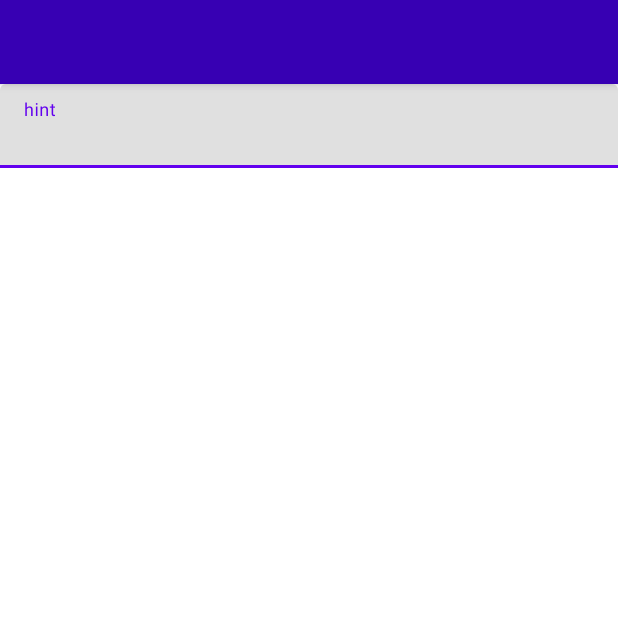
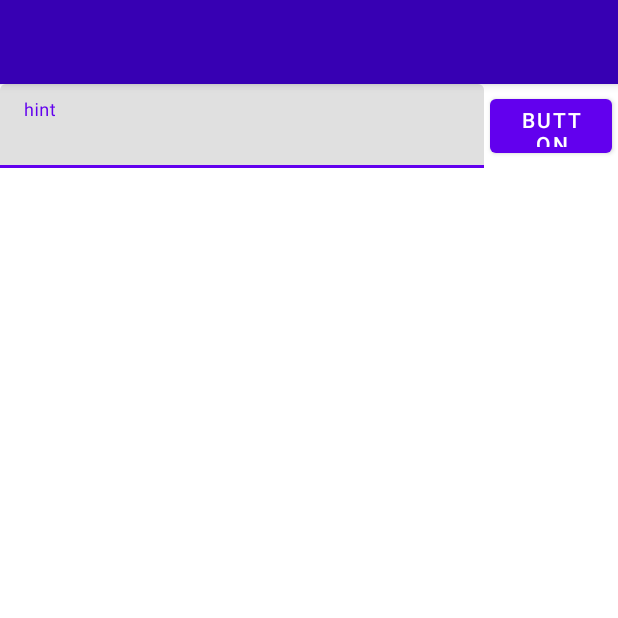
Before and after one commit to spectrumIG/redditimageiquii, an Android app: the screen it shows after launch (MainActivity), on a phone screen of 412 x 824 dp, the top half of it. Run offline under Robolectric (Android 15) with nearby library versions, the phone set to English and light mode, and no system bars; our stand-ins replace Dagger/Hilt's generated code, Timber; libraries missing offline, so code that uses them is left out: androidx.hilt.lifecycle.

Commit message:
Fix missing permission. Refactor layout

```diff
--- a/app/src/main/AndroidManifest.xml
+++ b/app/src/main/AndroidManifest.xml
@@ -2,7 +2,7 @@
 <manifest xmlns:android="http://schemas.android.com/apk/res/android"
     xmlns:tools="http://schemas.android.com/tools"
     package="it.iquii.test.reddit">
-
+<uses-permission android:name="android.permission.INTERNET" />
     <application
         android:allowBackup="true"
         android:name=".IquiiTestApplication"
--- a/app/src/main/res/layout/photo_grid_fragment.xml
+++ b/app/src/main/res/layout/photo_grid_fragment.xml
@@ -7,9 +7,10 @@
     android:layout_height="match_parent"
     tools:context=".photogrid.PhotoGridFragment"
     >
-    <FrameLayout
+    <LinearLayout
         android:id="@+id/search_container"
         android:layout_width="match_parent"
+        android:orientation="horizontal"
         android:layout_height="wrap_content"
         app:layout_constraintEnd_toEndOf="parent"
         app:layout_constraintStart_toStartOf="parent"
@@ -20,8 +21,9 @@
 
         <com.google.android.material.textfield.TextInputLayout
             android:id="@+id/search_text_input"
-            android:layout_width="match_parent"
+            android:layout_width="0dp"
             android:layout_height="wrap_content"
+            android:layout_weight="0.4"
             >
 
             <com.google.android.material.textfield.TextInputEditText
@@ -31,7 +33,16 @@
                 android:hint="hint"
                 />
         </com.google.android.material.textfield.TextInputLayout>
-    </FrameLayout>
+        <Button
+            android:id="@+id/button"
+            android:layout_width="0dp"
+            android:layout_height="match_parent"
+            android:layout_margin="4dp"
+            android:layout_weight="0.1
+"
+            android:text="Button"
+            />
+    </LinearLayout>
     <androidx.recyclerview.widget.RecyclerView
         android:id="@+id/main_grid_recycler"
         android:layout_width="match_parent"
@@ -41,4 +52,31 @@
         app:layout_constraintStart_toStartOf="parent"
         app:layout_constraintTop_toBottomOf="@+id/search_container"
         />
+
+    <TextView
+        android:id="@+id/no_item_text"
+        android:layout_width="wrap_content"
+        android:layout_height="wrap_content"
+        android:layout_weight="1"
+        android:fontFamily="@font/roboto_slab_bold"
+        android:text="Nessun immagine trovata"
+        android:textSize="30sp"
+        android:visibility="invisible"
+        app:layout_constraintBottom_toBottomOf="@+id/main_grid_recycler"
+        app:layout_constraintEnd_toEndOf="parent"
+        app:layout_constraintStart_toStartOf="parent"
+        app:layout_constraintTop_toTopOf="parent"
+        />
+    <ProgressBar
+        android:id="@+id/progressBar"
+        style="@android:style/Widget.Material.ProgressBar"
+        android:layout_width="wrap_content"
+        android:layout_height="wrap_content"
+        android:indeterminate="true"
+        android:visibility="invisible"
+        app:layout_constraintBottom_toBottomOf="parent"
+        app:layout_constraintEnd_toEndOf="parent"
+        app:layout_constraintStart_toStartOf="parent"
+        app:layout_constraintTop_toTopOf="parent"
+        />
 </androidx.constraintlayout.widget.ConstraintLayout>
```
